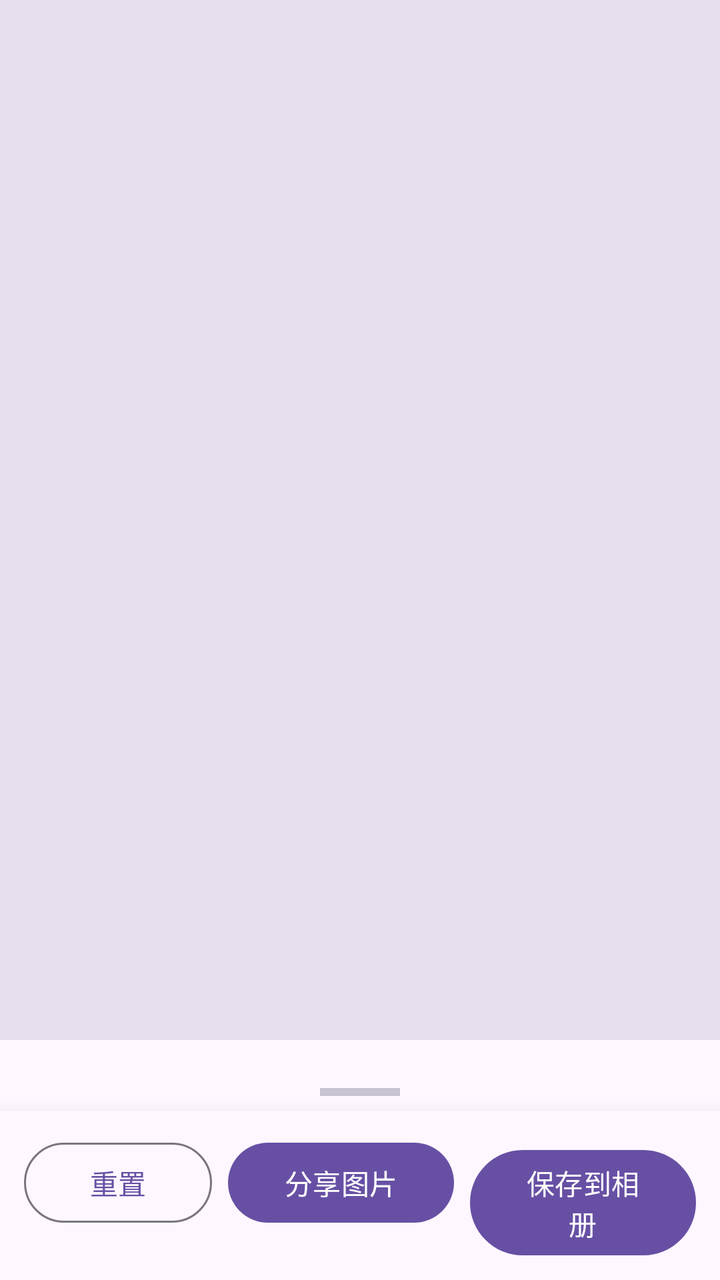
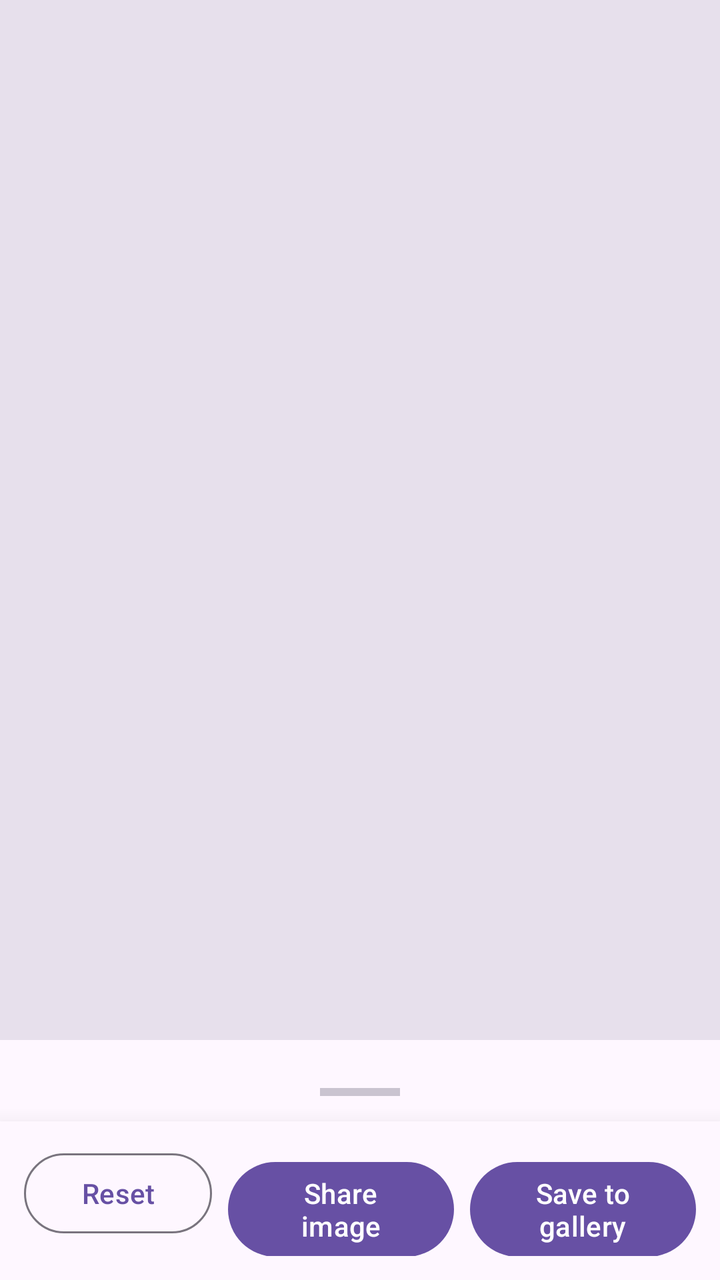

Screens rendered from an Android XML layout before and after an edit, with the pre-edit source and the edit as a unified diff.
<!-- AndroidManifest.xml: application theme Theme.ZakoCountdown -->
<!-- res/layout/fragment_share_preview.xml -->
<?xml version="1.0" encoding="utf-8"?>
<androidx.coordinatorlayout.widget.CoordinatorLayout
    xmlns:android="http://schemas.android.com/apk/res/android"
    xmlns:app="http://schemas.android.com/apk/res-auto"
    xmlns:tools="http://schemas.android.com/tools"
    android:id="@+id/coordinator_layout"
    android:layout_width="match_parent"
    android:layout_height="match_parent">

    
    <FrameLayout
        android:layout_width="match_parent"
        android:layout_height="match_parent"
        android:paddingBottom="90dp"
        android:background="?attr/colorSurfaceVariant">
        

        <androidx.cardview.widget.CardView
            android:layout_width="wrap_content"
            android:layout_height="wrap_content"
            android:layout_gravity="center"
            app:cardElevation="8dp"
            app:cardCornerRadius="12dp">
            <FrameLayout
                android:id="@+id/preview_container"
                android:layout_width="wrap_content"
                android:layout_height="wrap_content" />
        </androidx.cardview.widget.CardView>

        <ProgressBar
            android:id="@+id/loading_indicator"
            android:layout_width="wrap_content"
            android:layout_height="wrap_content"
            android:layout_gravity="center"
            android:visibility="gone"/>
    </FrameLayout>

    
    
    <androidx.core.widget.NestedScrollView
        android:id="@+id/bottom_sheet"
        android:layout_width="match_parent"
        android:layout_height="wrap_content"
        android:background="?attr/colorSurface"
        android:paddingBottom="120dp"
        android:clipToPadding="false"
        app:layout_behavior="com.google.android.material.bottomsheet.BottomSheetBehavior"
        app:behavior_peekHeight="120dp"
        app:behavior_hideable="false">

        <LinearLayout
            android:layout_width="match_parent"
            android:layout_height="wrap_content"
            android:orientation="vertical"
            android:padding="24dp">

            
            <View
                android:layout_width="40dp"
                android:layout_height="4dp"
                android:layout_gravity="center_horizontal"
                android:layout_marginBottom="24dp"
                android:background="?attr/colorOutlineVariant"/>

            
            <TextView
                android:text="布局样式"
                android:textAppearance="?attr/textAppearanceTitleMedium"
                android:layout_width="wrap_content"
                android:layout_height="wrap_content"/>

            <com.google.android.material.button.MaterialButtonToggleGroup
                android:id="@+id/toggle_layout"
                android:layout_width="match_parent"
                android:layout_height="wrap_content"
                android:layout_marginTop="8dp"
                app:singleSelection="true"
                app:selectionRequired="true"
                app:checkedButton="@id/btn_layout_1">
                <Button android:id="@+id/btn_layout_1" style="?attr/materialButtonOutlinedStyle" android:layout_width="0dp" android:layout_height="wrap_content" android:layout_weight="1" android:text="经典"/>
                <Button android:id="@+id/btn_layout_2" style="?attr/materialButtonOutlinedStyle" android:layout_width="0dp" android:layout_height="wrap_content" android:layout_weight="1" android:text="极简"/>
                <Button android:id="@+id/btn_layout_3" style="?attr/materialButtonOutlinedStyle" android:layout_width="0dp" android:layout_height="wrap_content" android:layout_weight="1" android:text="海报"/>
            </com.google.android.material.button.MaterialButtonToggleGroup>

            
            <TextView
                android:text="整体背景 (图片/遮罩色)"
                android:textAppearance="?attr/textAppearanceTitleMedium"
                android:layout_width="wrap_content"
                android:layout_height="wrap_content"
                android:layout_marginTop="24dp"/>

            <LinearLayout
                android:layout_width="match_parent"
                android:layout_height="wrap_content"
                android:gravity="center_vertical"
                android:layout_marginTop="8dp">
                <Button android:id="@+id/btn_pick_image" style="?attr/materialButtonStyle" android:layout_width="wrap_content" android:layout_height="wrap_content" android:text="选图"/>
                <HorizontalScrollView android:layout_width="match_parent" android:layout_height="wrap_content" android:layout_marginStart="12dp" android:scrollbars="none">
                    <LinearLayout android:id="@+id/palette_background" android:layout_width="wrap_content" android:layout_height="wrap_content" android:orientation="horizontal"/>
                </HorizontalScrollView>
            </LinearLayout>

            
            <LinearLayout
                android:id="@+id/container_card_settings"
                android:layout_width="match_parent"
                android:layout_height="wrap_content"
                android:orientation="vertical">
                <TextView android:id="@+id/tv_card_color_label" android:text="内容区颜色" android:textAppearance="?attr/textAppearanceTitleMedium" android:layout_width="wrap_content" android:layout_height="wrap_content" android:layout_marginTop="24dp"/>
                <HorizontalScrollView android:layout_width="match_parent" android:layout_height="wrap_content" android:layout_marginTop="8dp" android:scrollbars="none">
                    <LinearLayout android:id="@+id/palette_card" android:layout_width="wrap_content" android:layout_height="wrap_content" android:orientation="horizontal"/>
                </HorizontalScrollView>
            </LinearLayout>

            
            <TextView
                android:id="@+id/tv_alpha_label"
                android:text="透明度"
                android:textAppearance="?attr/textAppearanceTitleMedium"
                android:layout_width="wrap_content"
                android:layout_height="wrap_content"
                android:layout_marginTop="24dp"/>

            <com.google.android.material.slider.Slider
                android:id="@+id/slider_alpha"
                android:layout_width="match_parent"
                android:layout_height="wrap_content"
                android:valueFrom="0"
                android:valueTo="100"
                android:value="100"
                android:stepSize="5"/>

            
            <com.google.android.material.materialswitch.MaterialSwitch
                android:id="@+id/switch_show_date"
                android:layout_width="match_parent"
                android:layout_height="wrap_content"
                android:text="在卡片中显示日程日期"
                android:textAppearance="?attr/textAppearanceTitleMedium"
                android:layout_marginTop="16dp"/>

            
            <TextView
                android:text="显示格式"
                android:textAppearance="?attr/textAppearanceTitleMedium"
                android:layout_width="wrap_content"
                android:layout_height="wrap_content"
                android:layout_marginTop="16dp"/>

            <com.google.android.material.button.MaterialButtonToggleGroup
                android:id="@+id/toggle_date_mode"
                android:layout_width="match_parent"
                android:layout_height="wrap_content"
                android:layout_marginTop="8dp"
                app:singleSelection="true"
                app:selectionRequired="true"
                app:checkedButton="@id/btn_mode_simple">
                <Button android:id="@+id/btn_mode_simple" style="?attr/materialButtonOutlinedStyle" android:layout_width="0dp" android:layout_height="wrap_content" android:layout_weight="1" android:text="天数"/>
                <Button android:id="@+id/btn_mode_detailed" style="?attr/materialButtonOutlinedStyle" android:layout_width="0dp" android:layout_height="wrap_content" android:layout_weight="1" android:text="详细"/>
                <Button android:id="@+id/btn_mode_full" style="?attr/materialButtonOutlinedStyle" android:layout_width="0dp" android:layout_height="wrap_content" android:layout_weight="1" android:text="完整"/>
            </com.google.android.material.button.MaterialButtonToggleGroup>

        </LinearLayout>
    </androidx.core.widget.NestedScrollView>

    
    <LinearLayout
        android:layout_width="match_parent"
        android:layout_height="wrap_content"
        android:orientation="horizontal"
        android:layout_gravity="bottom"
        android:background="?attr/colorSurface"
        android:elevation="16dp"
        android:padding="12dp">

        <Button
            android:id="@+id/btn_reset"
            style="?attr/materialButtonOutlinedStyle"
            android:layout_width="0dp"
            android:layout_height="wrap_content"
            android:layout_weight="1"
            android:text="重置"/>

        <Space android:layout_width="8dp" android:layout_height="wrap_content"/>

        <Button
            android:id="@+id/btn_share"
            style="?attr/materialButtonStyle"
            android:layout_width="0dp"
            android:layout_height="wrap_content"
            android:layout_weight="1.2"
            android:text="分享图片"/>

        <Space android:layout_width="8dp" android:layout_height="wrap_content"/>

        <Button
            android:id="@+id/btn_save"
            style="?attr/materialButtonStyle"
            android:layout_width="0dp"
            android:layout_height="wrap_content"
            android:layout_weight="1.2"
            android:text="保存到相册"/>
    </LinearLayout>

</androidx.coordinatorlayout.widget.CoordinatorLayout>
<!-- resources referenced by this layout -->
<resources>
  <style name="Theme.ZakoCountdown" parent="Theme_ZakoCountdown_M3" />
  <style name="Theme_ZakoCountdown_M3" parent="Theme_ZakoCountdown_Base_M3" />
  <style name="Theme_ZakoCountdown_Base_M3" parent="Theme.Material3.DayNight.NoActionBar">
          <item name="toolbarStyle">@style/Widget.Material3.Toolbar.Surface</item>
          <item name="preferenceTheme">@style/PreferenceThemeOverlay</item>
      </style>
</resources>

<!-- the commit's change to res/layout/fragment_share_preview.xml (unified diff, before → after) -->
@@ -64,7 +64,7 @@
 
             
             <TextView
-                android:text="布局样式"
+                android:text="@string/share_layout_style"
                 android:textAppearance="?attr/textAppearanceTitleMedium"
                 android:layout_width="wrap_content"
                 android:layout_height="wrap_content"/>
@@ -77,14 +77,14 @@
                 app:singleSelection="true"
                 app:selectionRequired="true"
                 app:checkedButton="@id/btn_layout_1">
-                <Button android:id="@+id/btn_layout_1" style="?attr/materialButtonOutlinedStyle" android:layout_width="0dp" android:layout_height="wrap_content" android:layout_weight="1" android:text="经典"/>
-                <Button android:id="@+id/btn_layout_2" style="?attr/materialButtonOutlinedStyle" android:layout_width="0dp" android:layout_height="wrap_content" android:layout_weight="1" android:text="极简"/>
-                <Button android:id="@+id/btn_layout_3" style="?attr/materialButtonOutlinedStyle" android:layout_width="0dp" android:layout_height="wrap_content" android:layout_weight="1" android:text="海报"/>
+                <Button android:id="@+id/btn_layout_1" style="?attr/materialButtonOutlinedStyle" android:layout_width="0dp" android:layout_height="wrap_content" android:layout_weight="1" android:text="@string/share_layout_classic"/>
+                <Button android:id="@+id/btn_layout_2" style="?attr/materialButtonOutlinedStyle" android:layout_width="0dp" android:layout_height="wrap_content" android:layout_weight="1" android:text="@string/share_layout_minimal"/>
+                <Button android:id="@+id/btn_layout_3" style="?attr/materialButtonOutlinedStyle" android:layout_width="0dp" android:layout_height="wrap_content" android:layout_weight="1" android:text="@string/share_layout_poster"/>
             </com.google.android.material.button.MaterialButtonToggleGroup>
 
             
             <TextView
-                android:text="整体背景 (图片/遮罩色)"
+                android:text="@string/share_overall_background"
                 android:textAppearance="?attr/textAppearanceTitleMedium"
                 android:layout_width="wrap_content"
                 android:layout_height="wrap_content"
@@ -95,7 +95,7 @@
                 android:layout_height="wrap_content"
                 android:gravity="center_vertical"
                 android:layout_marginTop="8dp">
-                <Button android:id="@+id/btn_pick_image" style="?attr/materialButtonStyle" android:layout_width="wrap_content" android:layout_height="wrap_content" android:text="选图"/>
+                <Button android:id="@+id/btn_pick_image" style="?attr/materialButtonStyle" android:layout_width="wrap_content" android:layout_height="wrap_content" android:text="@string/common_pick_image"/>
                 <HorizontalScrollView android:layout_width="match_parent" android:layout_height="wrap_content" android:layout_marginStart="12dp" android:scrollbars="none">
                     <LinearLayout android:id="@+id/palette_background" android:layout_width="wrap_content" android:layout_height="wrap_content" android:orientation="horizontal"/>
                 </HorizontalScrollView>
@@ -107,7 +107,7 @@
                 android:layout_width="match_parent"
                 android:layout_height="wrap_content"
                 android:orientation="vertical">
-                <TextView android:id="@+id/tv_card_color_label" android:text="内容区颜色" android:textAppearance="?attr/textAppearanceTitleMedium" android:layout_width="wrap_content" android:layout_height="wrap_content" android:layout_marginTop="24dp"/>
+                <TextView android:id="@+id/tv_card_color_label" android:text="@string/share_content_color" android:textAppearance="?attr/textAppearanceTitleMedium" android:layout_width="wrap_content" android:layout_height="wrap_content" android:layout_marginTop="24dp"/>
                 <HorizontalScrollView android:layout_width="match_parent" android:layout_height="wrap_content" android:layout_marginTop="8dp" android:scrollbars="none">
                     <LinearLayout android:id="@+id/palette_card" android:layout_width="wrap_content" android:layout_height="wrap_content" android:orientation="horizontal"/>
                 </HorizontalScrollView>
@@ -116,7 +116,7 @@
             
             <TextView
                 android:id="@+id/tv_alpha_label"
-                android:text="透明度"
+                android:text="@string/share_opacity"
                 android:textAppearance="?attr/textAppearanceTitleMedium"
                 android:layout_width="wrap_content"
                 android:layout_height="wrap_content"
@@ -136,13 +136,13 @@
                 android:id="@+id/switch_show_date"
                 android:layout_width="match_parent"
                 android:layout_height="wrap_content"
-                android:text="在卡片中显示日程日期"
+                android:text="@string/share_show_date"
                 android:textAppearance="?attr/textAppearanceTitleMedium"
                 android:layout_marginTop="16dp"/>
 
             
             <TextView
-                android:text="显示格式"
+                android:text="@string/share_display_format"
                 android:textAppearance="?attr/textAppearanceTitleMedium"
                 android:layout_width="wrap_content"
                 android:layout_height="wrap_content"
@@ -156,9 +156,9 @@
                 app:singleSelection="true"
                 app:selectionRequired="true"
                 app:checkedButton="@id/btn_mode_simple">
-                <Button android:id="@+id/btn_mode_simple" style="?attr/materialButtonOutlinedStyle" android:layout_width="0dp" android:layout_height="wrap_content" android:layout_weight="1" android:text="天数"/>
-                <Button android:id="@+id/btn_mode_detailed" style="?attr/materialButtonOutlinedStyle" android:layout_width="0dp" android:layout_height="wrap_content" android:layout_weight="1" android:text="详细"/>
-                <Button android:id="@+id/btn_mode_full" style="?attr/materialButtonOutlinedStyle" android:layout_width="0dp" android:layout_height="wrap_content" android:layout_weight="1" android:text="完整"/>
+                <Button android:id="@+id/btn_mode_simple" style="?attr/materialButtonOutlinedStyle" android:layout_width="0dp" android:layout_height="wrap_content" android:layout_weight="1" android:text="@string/share_format_days"/>
+                <Button android:id="@+id/btn_mode_detailed" style="?attr/materialButtonOutlinedStyle" android:layout_width="0dp" android:layout_height="wrap_content" android:layout_weight="1" android:text="@string/share_format_detailed"/>
+                <Button android:id="@+id/btn_mode_full" style="?attr/materialButtonOutlinedStyle" android:layout_width="0dp" android:layout_height="wrap_content" android:layout_weight="1" android:text="@string/share_format_full"/>
             </com.google.android.material.button.MaterialButtonToggleGroup>
 
         </LinearLayout>
@@ -180,7 +180,7 @@
             android:layout_width="0dp"
             android:layout_height="wrap_content"
             android:layout_weight="1"
-            android:text="重置"/>
+            android:text="@string/common_reset"/>
 
         <Space android:layout_width="8dp" android:layout_height="wrap_content"/>
 
@@ -190,7 +190,7 @@
             android:layout_width="0dp"
             android:layout_height="wrap_content"
             android:layout_weight="1.2"
-            android:text="分享图片"/>
+            android:text="@string/share_share_image"/>
 
         <Space android:layout_width="8dp" android:layout_height="wrap_content"/>
 
@@ -200,7 +200,7 @@
             android:layout_width="0dp"
             android:layout_height="wrap_content"
             android:layout_weight="1.2"
-            android:text="保存到相册"/>
+            android:text="@string/share_save_to_gallery"/>
     </LinearLayout>
 
 </androidx.coordinatorlayout.widget.CoordinatorLayout>
<!-- resource entries referenced after the edit -->
@@ -1,5 +1,21 @@
 <!-- resources referenced by this layout -->
 <resources>
+  <string name="common_pick_image">Choose image</string>
+  <string name="common_reset">Reset</string>
+  <string name="share_content_color">Content color</string>
+  <string name="share_display_format">Display format</string>
+  <string name="share_format_days">Days</string>
+  <string name="share_format_detailed">Detailed</string>
+  <string name="share_format_full">Full</string>
+  <string name="share_layout_classic">Classic</string>
+  <string name="share_layout_minimal">Minimal</string>
+  <string name="share_layout_poster">Poster</string>
+  <string name="share_layout_style">Layout style</string>
+  <string name="share_opacity">Opacity</string>
+  <string name="share_overall_background">Overall background (image / scrim color)</string>
+  <string name="share_save_to_gallery">Save to gallery</string>
+  <string name="share_share_image">Share image</string>
+  <string name="share_show_date">Show event date on the card</string>
   <style name="Theme.ZakoCountdown" parent="Theme_ZakoCountdown_M3" />
   <style name="Theme_ZakoCountdown_M3" parent="Theme_ZakoCountdown_Base_M3" />
   <style name="Theme_ZakoCountdown_Base_M3" parent="Theme.Material3.DayNight.NoActionBar">
